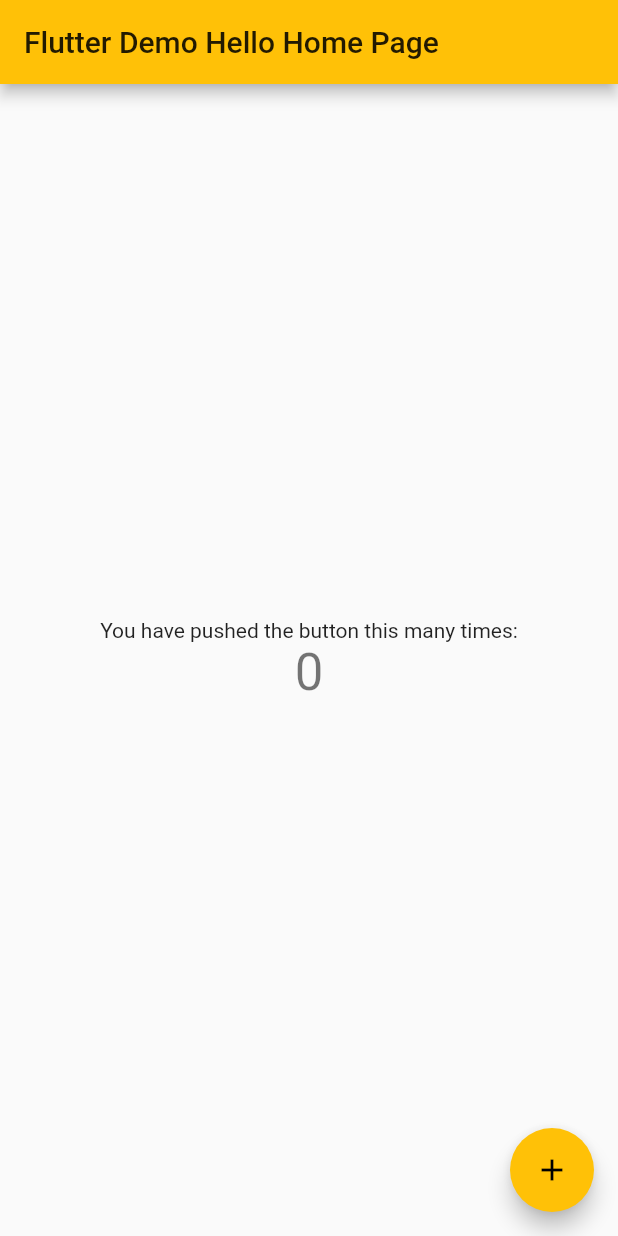
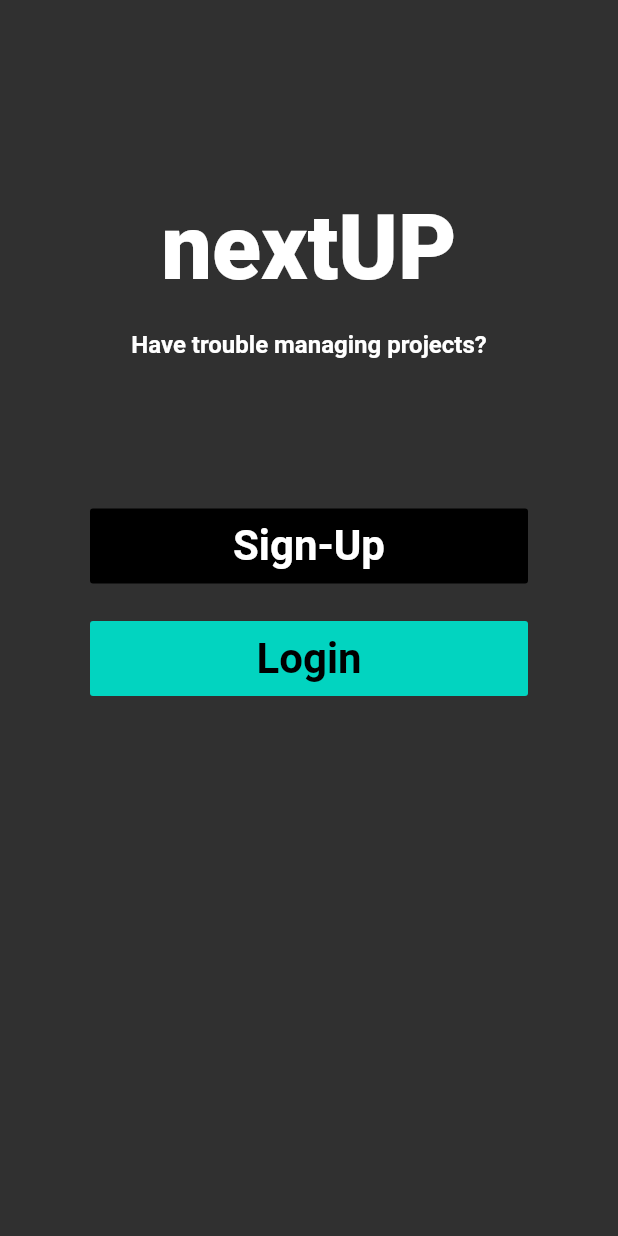
Before and after one commit to swadhinroutray/NextUp, a Flutter app: the screen it shows after launch, on a phone screen of 412 x 824 dp. Run offline on Flutter 3.47's test engine with Material 2 defaults, Android fonts, the phone set to English and light mode, and no system bars; Roboto replaces fonts that are missing (Montserrat).

Commit message:
signup screens

```diff
--- a/app/lib/main.dart
+++ b/app/lib/main.dart
@@ -1,113 +1,32 @@
 import 'package:flutter/material.dart';
+import 'screens/home_screen.dart';
 
 void main() {
   runApp(MyApp());
 }
 
-class MyApp extends StatelessWidget {
-  // This widget is the root of your application.
+class MyApp extends StatefulWidget {
+  @override
+  _MyAppState createState() => _MyAppState();
+}
+
+class _MyAppState extends State<MyApp> {
   @override
   Widget build(BuildContext context) {
-    return MaterialApp(
-      title: 'Flutter Demo',
-      theme: ThemeData(
-        // This is the theme of your application.
-        //
-        // Try running your application with "flutter run". You'll see the
-        // application has a blue toolbar. Then, without quitting the app, try
-        // changing the primarySwatch below to Colors.green and then invoke
-        // "hot reload" (press "r" in the console where you ran "flutter run",
-        // or simply save your changes to "hot reload" in a Flutter IDE).
-        // Notice that the counter didn't reset back to zero; the application
-        // is not restarted.
-        primarySwatch: Colors.amber,
+    return Container(
+        child: MaterialApp(
+      initialRoute: '/',
+      routes: {
+        '/': (context) => HomeScreen(),
+      },
+      theme: ThemeData.dark().copyWith(
+        buttonColor: Colors.black,
+        accentColor: Colors.white,
+        focusColor: Colors.white,
+
+        // cursorColor: Colors.white,
+        // dialogBackgroundColor: Colors.black87
       ),
-      home: MyHomePage(title: 'Flutter Demo Hello Home Page'),
-    );
+    ));
   }
 }
-
-class MyHomePage extends StatefulWidget {
-  MyHomePage({Key key, this.title}) : super(key: key);
-
-  // This widget is the home page of your application. It is stateful, meaning
-  // that it has a State object (defined below) that contains fields that affect
-  // how it looks.
-
-  // This class is the configuration for the state. It holds the values (in this
-  // case the title) provided by the parent (in this case the App widget) and
-  // used by the build method of the State. Fields in a Widget subclass are
-  // always marked "final".
-
-  final String title;
-
-  @override
-  _MyHomePageState createState() => _MyHomePageState();
-}
-
-class _MyHomePageState extends State<MyHomePage> {
-  int _counter = 0;
-
-  void _incrementCounter() {
-    setState(() {
-      // This call to setState tells the Flutter framework that something has
-      // changed in this State, which causes it to rerun the build method below
-      // so that the display can reflect the updated values. If we changed
-      // _counter without calling setState(), then the build method would not be
-      // called again, and so nothing would appear to happen.
-      _counter++;
-    });
-  }
-
-  @override
-  Widget build(BuildContext context) {
-    // This method is rerun every time setState is called, for instance as done
-    // by the _incrementCounter method above.
-    //
-    // The Flutter framework has been optimized to make rerunning build methods
-    // fast, so that you can just rebuild anything that needs updating rather
-    // than having to individually change instances of widgets.
-    return Scaffold(
-      appBar: AppBar(
-        // Here we take the value from the MyHomePage object that was created by
-        // the App.build method, and use it to set our appbar title.
-        title: Text(widget.title),
-      ),
-      body: Center(
-        // Center is a layout widget. It takes a single child and positions it
-        // in the middle of the parent.
-        child: Column(
-          // Column is also a layout widget. It takes a list of children and
-          // arranges them vertically. By default, it sizes itself to fit its
-          // children horizontally, and tries to be as tall as its parent.
-          //
-          // Invoke "debug painting" (press "p" in the console, choose the
-          // "Toggle Debug Paint" action from the Flutter Inspector in Android
-          // Studio, or the "Toggle Debug Paint" command in Visual Studio Code)
-          // to see the wireframe for each widget.
-          //
-          // Column has various properties to control how it sizes itself and
-          // how it positions its children. Here we use mainAxisAlignment to
-          // center the children vertically; the main axis here is the vertical
-          // axis because Columns are vertical (the cross axis would be
-          // horizontal).
-          mainAxisAlignment: MainAxisAlignment.center,
-          children: <Widget>[
-            Text(
-              'You have pushed the button this many times:',
-            ),
-            Text(
-              '$_counter',
-              style: Theme.of(context).textTheme.headline4,
-            ),
-          ],
-        ),
-      ),
-      floatingActionButton: FloatingActionButton(
-        onPressed: _incrementCounter,
-        tooltip: 'Increment',
-        child: Icon(Icons.add),
-      ), // This trailing comma makes auto-formatting nicer for build methods.
-    );
-  }
-}
--- /dev/null
+++ b/app/lib/screens/home_screen.dart
@@ -0,0 +1,130 @@
+import 'package:flutter/material.dart';
+import 'package:flutter/widgets.dart';
+import './signup.dart';
+import './login.dart';
+
+class HomeScreen extends StatelessWidget {
+  @override
+  Widget build(BuildContext context) {
+    return Scaffold(
+      // backgroundColor: Color(0xFFFCE944),
+      body: SingleChildScrollView(
+        padding:
+            EdgeInsets.only(bottom: MediaQuery.of(context).viewInsets.bottom),
+        child: Center(
+          child: Padding(
+            padding: EdgeInsets.only(
+              top: 110.0,
+            ),
+            child: Column(
+              crossAxisAlignment: CrossAxisAlignment.center,
+              children: <Widget>[
+                Padding(
+                  padding: EdgeInsets.symmetric(
+                    horizontal: 20.0,
+                  ),
+                  child: Column(
+                    children: <Widget>[
+                      //PUT LOGO HERE
+                      // Image(
+                      //   image: AssetImage('images/c.jpg'),
+                      //   height: 106,
+                      //   width: 106,
+                      // ),
+                      SizedBox(
+                        height: 20.0,
+                      ),
+                      Text(
+                        'nextUP',
+                        style: TextStyle(
+                          // color: Colors.black,
+                          fontFamily: 'Montserrat',
+                          fontSize: 60.0,
+                          fontWeight: FontWeight.w800,
+                        ),
+                      ),
+                      Padding(
+                        padding: EdgeInsets.only(
+                          top: 20.0,
+                        ),
+                        child: Text(
+                          'Have trouble managing projects?',
+                          style: TextStyle(
+                            color: Colors.white,
+                            fontFamily: 'Montserrat',
+                            fontSize: 16.0,
+                            fontWeight: FontWeight.w700,
+                          ),
+                        ),
+                      ),
+                      SizedBox(
+                        height: 100.0,
+                      ),
+                      Padding(
+                        padding: EdgeInsets.symmetric(
+                          horizontal: 40.0,
+                        ),
+                        child: Column(
+                          crossAxisAlignment: CrossAxisAlignment.stretch,
+                          children: <Widget>[
+                            Container(
+                              child: FlatButton(
+                                child: Text(
+                                  'Sign-Up',
+                                  style: TextStyle(
+                                    color: Colors.white,
+                                    fontFamily: 'Montserrat',
+                                    fontWeight: FontWeight.w700,
+                                    fontSize: 28.0,
+                                  ),
+                                ),
+                                color: Colors.black,
+                                onPressed: () {
+                                  Navigator.push(context,
+                                      MaterialPageRoute(builder: (context) {
+                                    return SignUp();
+                                  }));
+                                  //SignupButton
+                                },
+                              ),
+                              height: 50.0,
+                            ),
+                            SizedBox(
+                              height: 25.0,
+                            ),
+                            Container(
+                              child: FlatButton(
+                                child: Text(
+                                  'Login',
+                                  style: TextStyle(
+                                    color: Colors.black,
+                                    fontFamily: 'Montserrat',
+                                    fontWeight: FontWeight.w700,
+                                    fontSize: 28.0,
+                                  ),
+                                ),
+                                color: Color(0xff02D4C0),
+                                onPressed: () {
+                                  Navigator.push(context,
+                                      MaterialPageRoute(builder: (context) {
+                                    return Login();
+                                  }));
+                                  //SignupButton
+                                },
+                              ),
+                              height: 50.0,
+                            ),
+                          ],
+                        ),
+                      )
+                    ],
+                  ),
+                )
+              ],
+            ),
+          ),
+        ),
+      ),
+    );
+  }
+}
--- a/app/pubspec.yaml
+++ b/app/pubspec.yaml
@@ -1,4 +1,4 @@
-name: app
+name: nextup
 description: A new Flutter project.
 
 # The following line prevents the package from being accidentally published to
@@ -27,7 +27,7 @@ dependencies:
 
   # The following adds the Cupertino Icons font to your application.
   # Use with the CupertinoIcons class for iOS style icons.
-  cupertino_icons: ^1.0.2
+  cupertino_icons: ^0.1.3
 
 dev_dependencies:
   flutter_test:
```
Also changed, not shown: app/lib/screens/login.dart (added, +164 -0 lines), app/lib/screens/signup.dart (added, +153 -0 lines), app/pubspec.lock, 1 other file.
